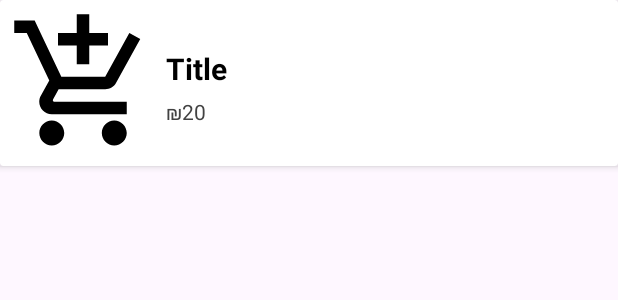
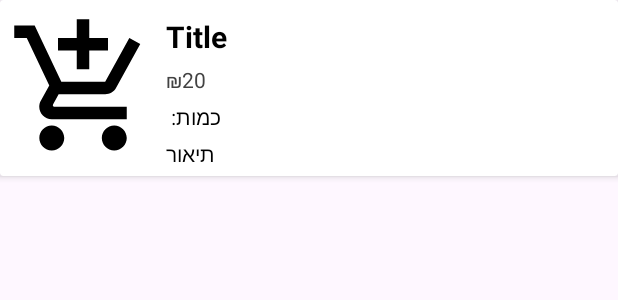
Before and after one commit to ErgaDN/Together, an Android app: the layout row_product_seller.xml on its own in the app's theme, with its tools: preview values and no code run, on a phone screen of 412 x 824 dp. Shown: the top 300 px of the screen. Run offline under Robolectric (Android 15) with nearby library versions, the phone set to English and light mode, and no system bars.

Commit message:
add description to the seller products

```diff
--- a/app/src/main/res/layout/row_product_seller.xml
+++ b/app/src/main/res/layout/row_product_seller.xml
@@ -10,7 +10,6 @@
     <RelativeLayout
         android:layout_width="match_parent"
         android:layout_height="wrap_content">
-<!--TODO: Add quantity-->
 
         <ImageView
             android:id="@+id/productIconIv"
@@ -47,18 +46,23 @@
                 android:textColor="@color/grey"
                 android:layout_marginTop="5dp"/>
 
+            <TextView
+                android:id="@+id/quantityTv"
+                android:layout_width="wrap_content"
+                android:layout_height="wrap_content"
+                android:text="כמות: "
+                android:textColor="@color/black"
+                android:layout_marginTop="5dp"/>
+
+            <TextView
+                android:id="@+id/descriptionTv"
+                android:layout_width="wrap_content"
+                android:layout_height="wrap_content"
+                android:text="תיאור"
+                android:textColor="@color/black"
+                android:layout_marginTop="5dp"/>
+
         </LinearLayout>
-
-<!--        <ImageView-->
-<!--            android:id="@+id/nextIv"-->
-<!--            android:layout_alignParentEnd="true"-->
-<!--            android:adjustViewBounds="true"-->
-<!--            android:scaleType="fitCenter"-->
-<!--            android:layout_centerVertical="true"-->
-<!--            android:layout_width="wrap_content"-->
-<!--            android:layout_height="wrap_content"-->
-<!--            android:layout_marginEnd="5dp"-->
-<!--            android:src="@drawable/ic_next_grey"/>-->
 
 
     </RelativeLayout>
```
Also changed, not shown: app/src/main/java/com/example/together/adapters/AdapterProductSeller.java (+7 -1 lines), app/src/main/res/layout/row_product_client.xml (+0 -13 lines).
